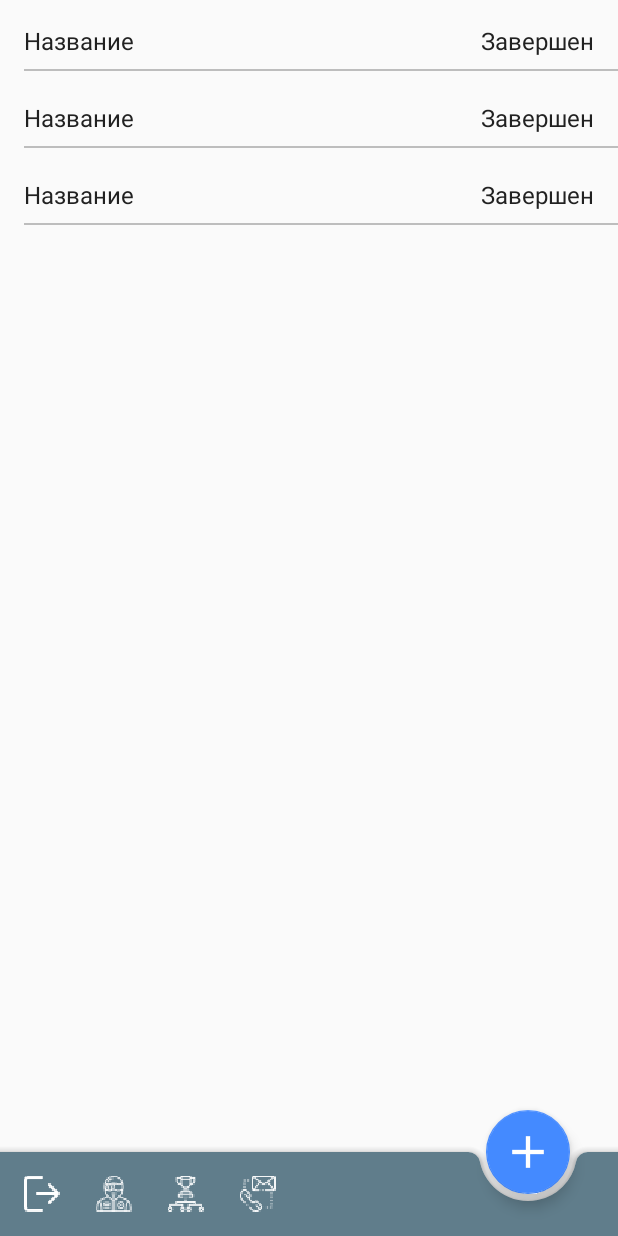
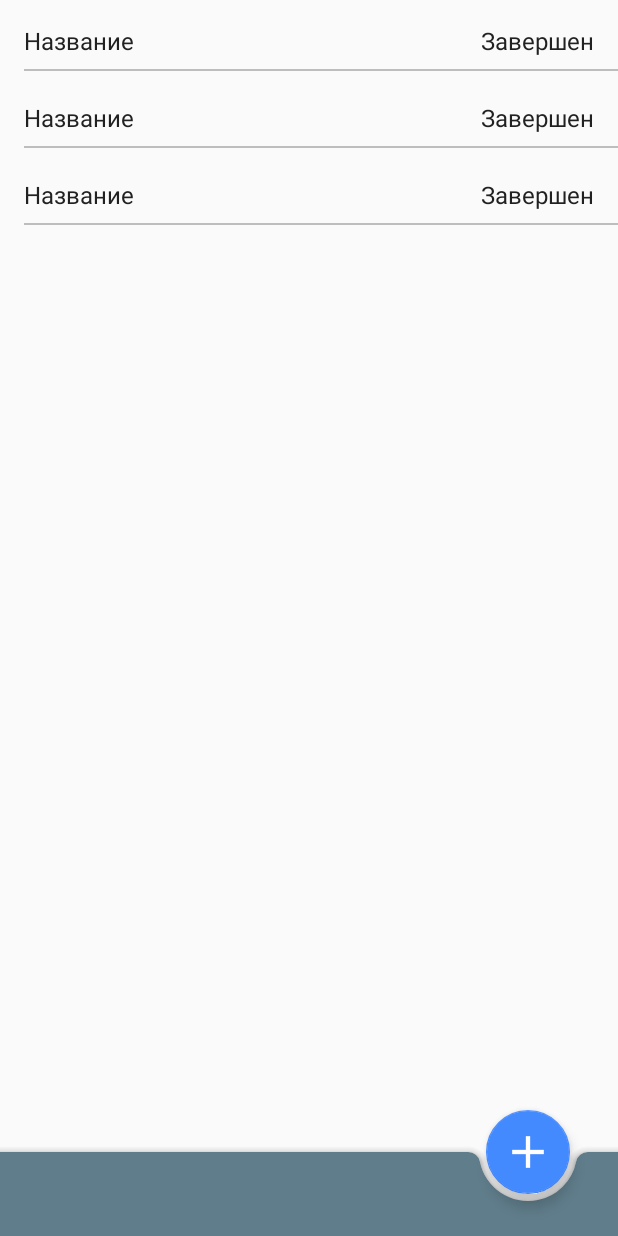
Before and after one commit to ShkiTTer/Racing-App, an Android app: the layout activity_main.xml on its own in the app's theme, with its tools: preview values and no code run, on a phone screen of 412 x 824 dp. Run offline under Robolectric (Android 15) with nearby library versions, the phone set to English and light mode, and no system bars.

Commit message:
Replace menu

```diff
--- a/app/src/main/java/com/example/racingapp/AllData.kt
+++ b/app/src/main/java/com/example/racingapp/AllData.kt
@@ -1,6 +1,7 @@
 package com.example.racingapp
 
 import com.example.racingapp.domain.entity.Team
+import com.example.racingapp.domain.entity.championship.ChampionShip
 import com.example.racingapp.domain.entity.user.Racer
 import com.example.racingapp.domain.entity.user.User
 
@@ -9,4 +10,5 @@ object AllData {
     var currentUser: User? = null
     val teams = mutableListOf<Team>()
     val racers = mutableListOf<Racer>()
+    val tournaments = mutableListOf<ChampionShip>()
 }
--- a/app/src/main/java/com/example/racingapp/presentation/viewmodel/LoginViewModel.kt
+++ b/app/src/main/java/com/example/racingapp/presentation/viewmodel/LoginViewModel.kt
@@ -1,10 +1,8 @@
 package com.example.racingapp.presentation.viewmodel
 
-import androidx.lifecycle.MutableLiveData
 import androidx.lifecycle.ViewModel
 import com.example.racingapp.domain.entity.user.UserRole
 
 class LoginViewModel: ViewModel() {
     val userRoles = UserRole.values().take(3)
-    val userRole = MutableLiveData<UserRole>(UserRole.RACER)
 }
--- a/app/src/main/java/com/example/racingapp/presentation/viewmodel/MainViewModel.kt
+++ b/app/src/main/java/com/example/racingapp/presentation/viewmodel/MainViewModel.kt
@@ -1,7 +1,9 @@
 package com.example.racingapp.presentation.viewmodel
 
+import androidx.lifecycle.MutableLiveData
 import androidx.lifecycle.ViewModel
+import com.example.racingapp.domain.entity.user.User
 
-class MainViewModel: ViewModel() {
-
+class MainViewModel : ViewModel() {
+    val user = MutableLiveData<User>()
 }
--- a/app/src/main/res/layout/activity_main.xml
+++ b/app/src/main/res/layout/activity_main.xml
@@ -38,8 +38,7 @@
             android:layout_width="match_parent"
             android:layout_height="wrap_content"
             android:layout_gravity="bottom"
-            app:fabAlignmentMode="end"
-            app:menu="@menu/menu_admin"/>
+            app:fabAlignmentMode="end"/>
 
         <com.google.android.material.floatingactionbutton.FloatingActionButton
             android:id="@+id/fabAdd"
```
Also changed, not shown: app/src/main/java/com/example/racingapp/presentation/ui/MainActivity.kt (+35 -0 lines).
